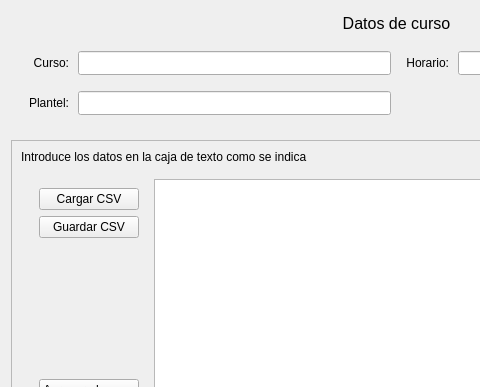
Above: UI/Ventana_cargarCSV.ui from leodan52/Gestor_alumnos before the change; both pictures show x 0 to 480 and y 0 to 387 of the 790 by 492 pixel window. Below: the same form after it.
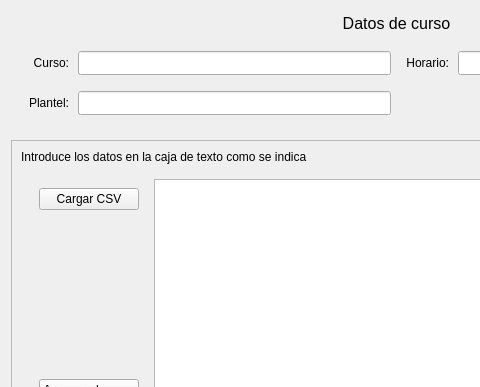
That is the form after the change.

Commit message: Se quitó boton para guardar archivo CSv, así como se agregaron toolsTips para el usuario

```diff
--- a/UI/Ventana_cargarCSV.ui
+++ b/UI/Ventana_cargarCSV.ui
@@ -138,13 +138,6 @@
               </property>
              </widget>
             </item>
-            <item>
-             <widget class="QPushButton" name="ButtonGuardarCSV">
-              <property name="text">
-               <string>Guardar CSV</string>
-              </property>
-             </widget>
-            </item>
             <item>
              <spacer name="verticalSpacer">
               <property name="orientation">
```
Left out of the diff: 53 changed lines with no effect on the pictures. The commit also changes 1 other file.
